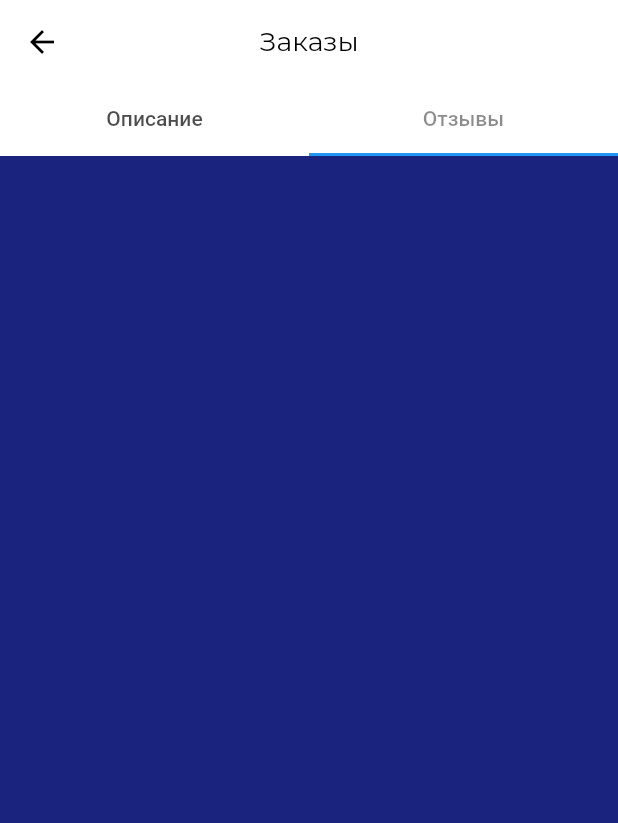
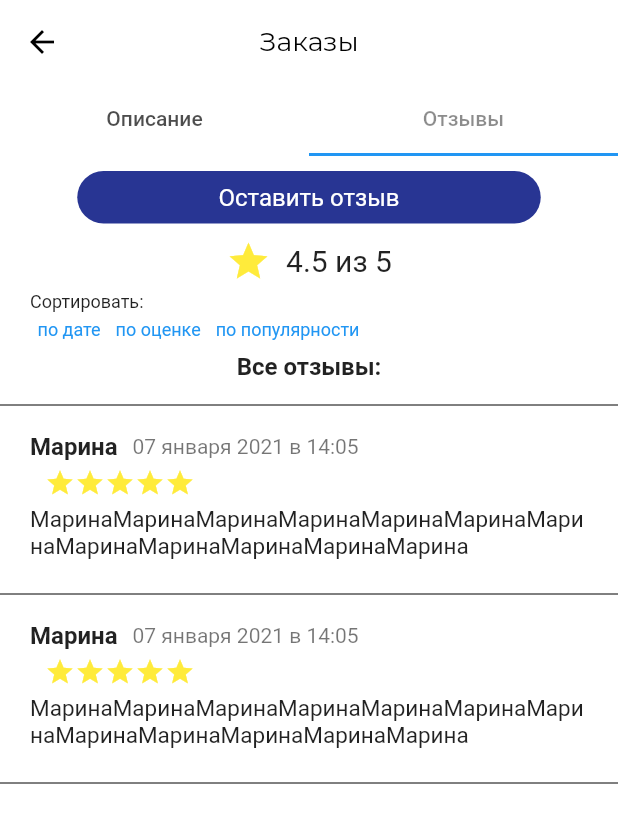
Before and after one commit to IamTheGreatThanos/PharmacyAggregator, a Flutter app: the MedicationData screen opened directly, tab 2 chosen, on a phone screen of 412 x 824 dp. Shown: the top 823 px of the screen. Run offline on Flutter 3.47's test engine with Material 2 defaults, Android fonts, the phone set to English and light mode, and no system bars; our stand-ins replace connectivity, flutter_spinkit, shared_preferences; accounts and stored records are empty; network calls fail.

Commit message:
Added last pages.

```diff
--- /dev/null
+++ b/lib/models/review.dart
@@ -0,0 +1,9 @@
+class Review{
+  final String owner;
+  final String date;
+  final String rating;
+  final String text;
+
+
+  const Review(this.owner, this.date, this.rating, this.text);
+}
--- a/lib/pages/medication/medication_detail/medication_count.dart
+++ b/lib/pages/medication/medication_detail/medication_count.dart
@@ -39,6 +39,7 @@ class _MedicationCountState extends State<MedicationCount> {
               }),
             );
           }),
+          Divider(color: Colors.black),
       ]),
     );
   }
--- a/lib/pages/medication/medication_review.dart
+++ b/lib/pages/medication/medication_review.dart
@@ -1,4 +1,6 @@
 import 'package:flutter/material.dart';
+import 'package:pharmacy_aggregator/models/review.dart';
+import 'package:pharmacy_aggregator/pages/medication/write_review_page.dart';
 
 class MedicationReview extends StatefulWidget {
   @override
@@ -6,8 +8,120 @@ class MedicationReview extends StatefulWidget {
 }
 
 class _MedicationReviewState extends State<MedicationReview> {
+  List<Review> array = [Review('Марина', '07 января 2021 в 14:05', '1234', 'МаринаМаринаМаринаМаринаМаринаМаринаМаринаМаринаМаринаМаринаМаринаМарина'),Review('Марина', '07 января 2021 в 14:05', '1234', 'МаринаМаринаМаринаМаринаМаринаМаринаМаринаМаринаМаринаМаринаМаринаМарина')];
   @override
   Widget build(BuildContext context) {
-    return Container();
+    return Container(
+      color: Colors.white,
+      child:Column(
+      children: [
+        Padding(
+          padding: const EdgeInsets.all(10.0),
+          child: GestureDetector(
+            child: Container(
+              width: MediaQuery.of(context).size.width*0.75,
+              height: 35,
+              decoration: BoxDecoration(borderRadius: BorderRadius.circular(30), color: Colors.indigo[800]),
+              child: Center(child: Text('Оставить отзыв', style: TextStyle(fontSize: 16, color: Colors.white),))
+            ),
+            onTap: (){
+              Navigator.push(context, MaterialPageRoute(builder: (context) => WriteReviewPage()),);
+            },
+          )
+        ),
+        Row(
+          mainAxisAlignment: MainAxisAlignment.center,
+          children: [
+          Padding(
+            padding: const EdgeInsets.only(right: 10),
+            child: Icon(Icons.star, color: Colors.yellow, size: 30),
+          ),
+          Text('4.5 из 5', style: TextStyle(fontSize: 20))
+        ]),
+        Column(children: [
+          Padding(
+            padding: const EdgeInsets.symmetric(horizontal: 20, vertical: 5),
+            child: Row(children: [
+              Text('Cортировать:', style: TextStyle(fontSize: 12)),
+            ]),
+          ),
+          Padding(
+            padding: const EdgeInsets.symmetric(horizontal : 20),
+            child: Row(children: [
+              Padding(
+                padding: const EdgeInsets.symmetric(horizontal: 5.0),
+                child: GestureDetector(
+                  child: Text('по дате', style: TextStyle(fontSize: 12, color: Colors.blue)),
+                  onTap: (){
+                    print('по дате');
+                  },
+                ),
+              ),
+              Padding(
+                padding: const EdgeInsets.symmetric(horizontal: 5.0),
+                child: GestureDetector(
+                  child: Text('по оценке', style: TextStyle(fontSize: 12, color: Colors.blue)),
+                  onTap: (){
+                    print('по оценке');
+                  },
+                ),
+              ),
+              Padding(
+                padding: const EdgeInsets.symmetric(horizontal: 5.0),
+                child: GestureDetector(
+                  child: Text('по популярности', style: TextStyle(fontSize: 12, color: Colors.blue)),
+                  onTap: (){
+                    print('по популярности');
+                  },
+                ),
+              )
+            ]),
+          ),
+          Padding(
+            padding: const EdgeInsets.all(8.0),
+            child: Text('Все отзывы:', style: TextStyle(fontSize: 16, fontWeight: FontWeight.bold)),
+          ),
+        ]),
+        Divider(color: Colors.black),
+        ListView.separated(
+          separatorBuilder: (context, index) => Divider(
+            color: Colors.black,
+          ),
+          shrinkWrap: true,
+          itemCount: array.length,
+          itemBuilder: (_, index) {
+            return Container(
+              margin: EdgeInsets.only(bottom: 0),
+              child: Padding(
+                padding: const EdgeInsets.all(10.0),
+                child: Column(children: [
+                  Row(children: [
+                    Padding(
+                      padding: const EdgeInsets.symmetric(horizontal: 10.0),
+                      child: Text(array[index].owner, style: TextStyle(fontSize: 16, fontWeight: FontWeight.bold)),
+                    ),
+                    Text(array[index].date, style: TextStyle(fontSize: 14, color: Colors.black54))
+                  ]),
+                  Padding(
+                      padding: const EdgeInsets.only(left: 20, top: 5),
+                      child: Row(children: [
+                        Icon(Icons.star, color: Colors.yellow, size: 20),
+                        Icon(Icons.star, color: Colors.yellow, size: 20),
+                        Icon(Icons.star, color: Colors.yellow, size: 20),
+                        Icon(Icons.star, color: Colors.yellow, size: 20),
+                        Icon(Icons.star, color: Colors.yellow, size: 20),
+                      ]),
+                  ),
+                  Padding(
+                    padding: const EdgeInsets.fromLTRB(10,5,10,5),
+                    child: Text(array[index].text, style: TextStyle(fontSize: 15)),
+                  ),
+                ],),
+              )
+            );
+          }),
+          Divider(color: Colors.black)
+      ]
+    ));
   }
 }
```
Also changed, not shown: lib/pages/medication/write_review_page.dart (added, +84 -0 lines).
